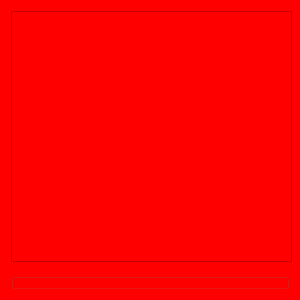
Above: playlistqueuewidget.ui from linkthai/Pauzer before the change. Below: the same form after it.
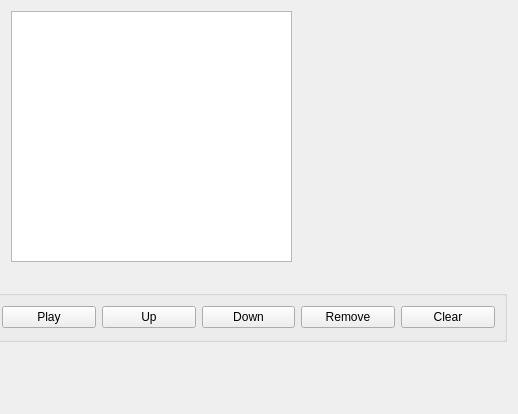
That is the form after the change.

The edit to the form file:
```diff
--- a/playlistqueuewidget.ui
+++ b/playlistqueuewidget.ui
@@ -6,8 +6,8 @@
    <rect>
     <x>0</x>
     <y>0</y>
-    <width>300</width>
-    <height>300</height>
+    <width>518</width>
+    <height>414</height>
    </rect>
   </property>
   <property name="sizePolicy">
@@ -23,7 +23,7 @@
    <bool>true</bool>
   </property>
   <property name="styleSheet">
-   <string notr="true">background-color: red;</string>
+   <string notr="true"/>
   </property>
   <widget class="QListWidget" name="view_Playlist">
    <property name="geometry">
@@ -38,10 +38,10 @@
   <widget class="QGroupBox" name="grbx_Playlist">
    <property name="geometry">
     <rect>
-     <x>11</x>
-     <y>273</y>
-     <width>278</width>
-     <height>16</height>
+     <x>-10</x>
+     <y>290</y>
+     <width>517</width>
+     <height>52</height>
     </rect>
    </property>
    <property name="sizePolicy">
@@ -56,6 +56,43 @@
    <property name="alignment">
     <set>Qt::AlignRight|Qt::AlignTrailing|Qt::AlignVCenter</set>
    </property>
+   <layout class="QHBoxLayout" name="horizontalLayout">
+    <item>
+     <widget class="QPushButton" name="btn_Play">
+      <property name="text">
+       <string>Play</string>
+      </property>
+     </widget>
+    </item>
+    <item>
+     <widget class="QPushButton" name="btn_Up">
+      <property name="text">
+       <string>Up</string>
+      </property>
+     </widget>
+    </item>
+    <item>
+     <widget class="QPushButton" name="btn_Down">
+      <property name="text">
+       <string>Down</string>
+      </property>
+     </widget>
+    </item>
+    <item>
+     <widget class="QPushButton" name="btn_Remove">
+      <property name="text">
+       <string>Remove</string>
+      </property>
+     </widget>
+    </item>
+    <item>
+     <widget class="QPushButton" name="btn_Clear">
+      <property name="text">
+       <string>Clear</string>
+      </property>
+     </widget>
+    </item>
+   </layout>
   </widget>
  </widget>
  <resources/>
```
